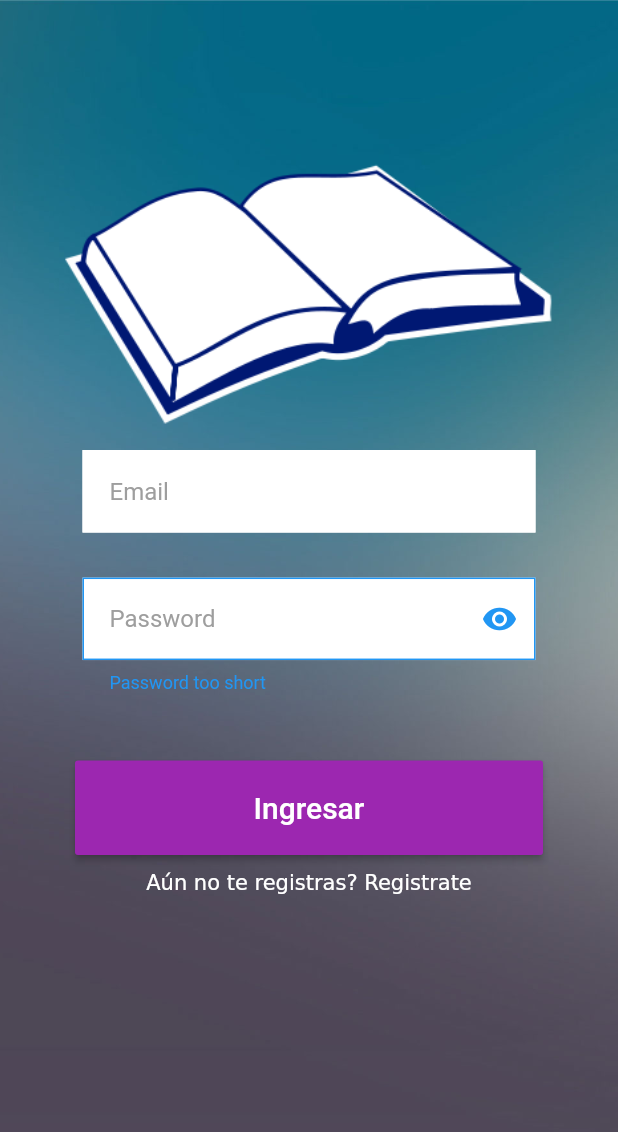
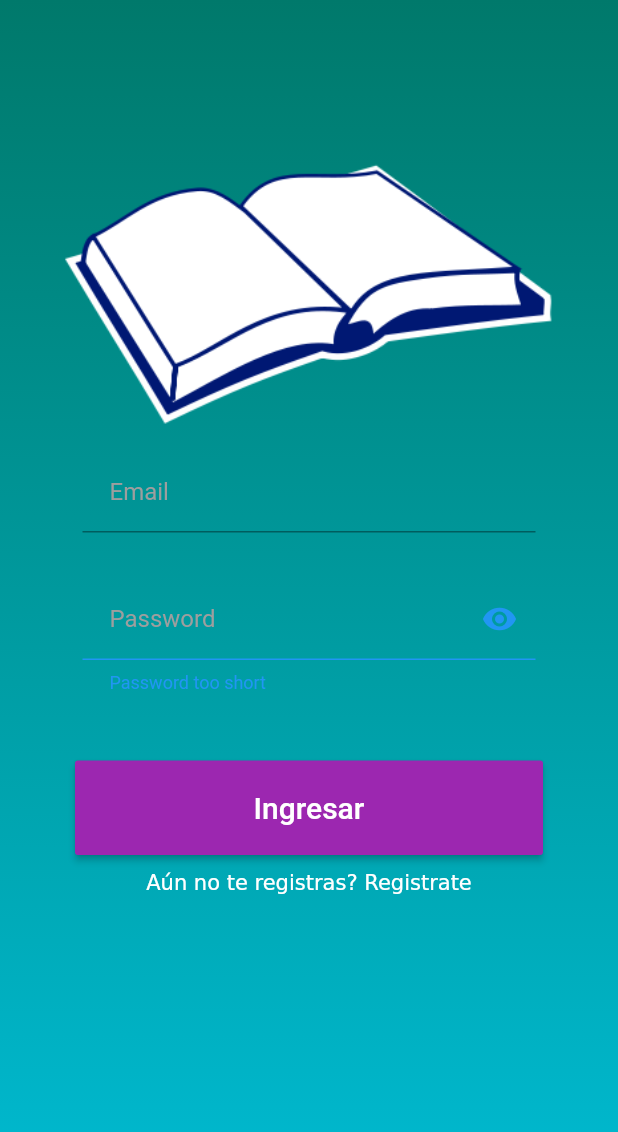
Before and after one commit to GersonCarrascoL/App-proyect-quality, a Flutter app: the screen it shows after launch, on a phone screen of 412 x 824 dp. Shown: the top 1132 px of the screen. Run offline on Flutter 3.47's test engine with Material 2 defaults, Android fonts, the phone set to English and light mode, and no system bars.

```diff
--- a/lib/main.dart
+++ b/lib/main.dart
@@ -8,8 +8,6 @@ void main() {
     });
   // runApp(new MyApp());
 }
-
-/* COLORS */
 
 class MyApp extends StatelessWidget {
   final String _appTitle = 'Calidad proyecto';
@@ -28,13 +26,13 @@ class MyApp extends StatelessWidget {
         buttonColor: Colors.purple,
         errorColor: Colors.blue,
         hintColor: Colors.white,
-        inputDecorationTheme: new InputDecorationTheme(
-          border: OutlineInputBorder(
-            borderRadius: new BorderRadius.all(Radius.circular(0.0)),
-          ),
-          fillColor: Colors.white,
-          filled:true
-        ),
+        // inputDecorationTheme: new InputDecorationTheme(
+        //   border: OutlineInputBorder(
+        //     borderRadius: new BorderRadius.all(Radius.circular(0.0)),
+        //   ),
+        //   fillColor: Colors.white,
+        //   filled:true
+        // ),
       ),
       home: new LoginPage(title: 'Flutter Demo Home Page'),
     );
@@ -60,10 +58,13 @@ class _LoginState extends State<LoginPage> {
     return new Scaffold(
       body: new Container(
         decoration: new BoxDecoration(
-          image: new DecorationImage(
-            image: new AssetImage("assets/images/background-login.jpg"),
-            fit:BoxFit.cover
-          )
+          gradient: new LinearGradient(
+            colors:[ const Color(0xFF00796B),const Color(0xFF00BCD4)],
+            begin: FractionalOffset.topCenter,
+            end:FractionalOffset.bottomCenter,
+            stops:[0.0,1.0],
+            tileMode:TileMode.clamp
+          ),
         ),
         child: new Form(
           key: _formKey,
```
